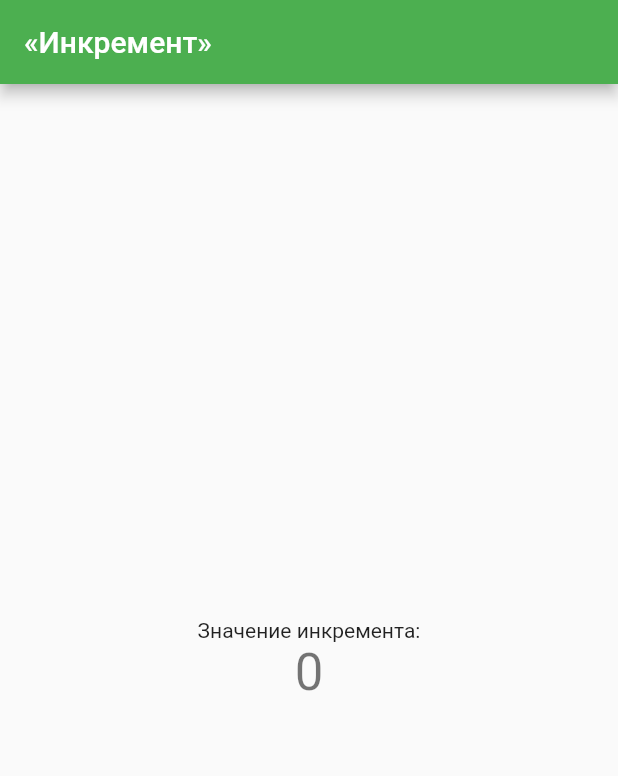
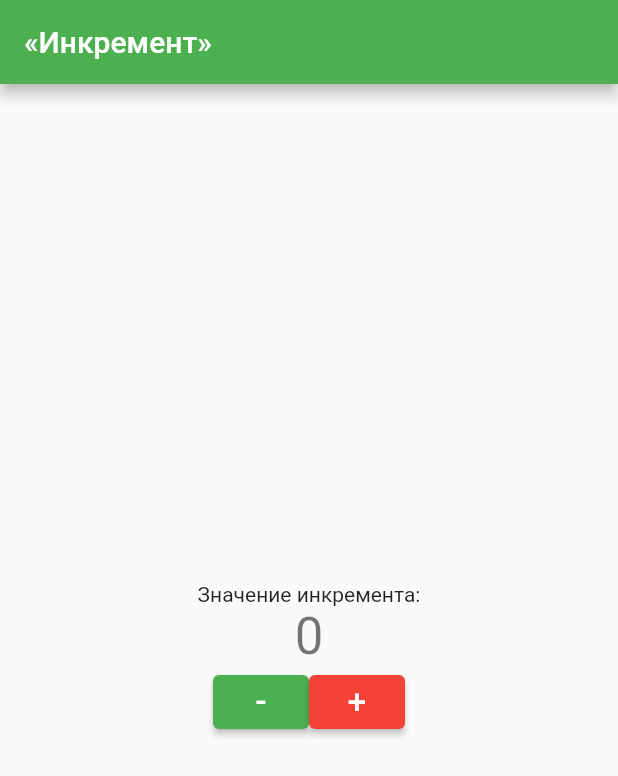
Before and after one commit to dev-Macintosh/Korepanov-DS, a Flutter app: the screen it shows after launch, on a phone screen of 412 x 824 dp. Shown: the top 776 px of the screen. Run offline on Flutter 3.47's test engine with Material 2 defaults, Android fonts, the phone set to English and light mode, and no system bars.

Commit message:
add two button + and -

```diff
--- a/LAB3/lab3_app/lib/main.dart
+++ b/LAB3/lab3_app/lib/main.dart
@@ -52,6 +52,26 @@ class _MyHomePageState extends State<MyHomePage> {
               '$_counter',
               style: Theme.of(context).textTheme.headlineMedium,
             ),
+            Row(
+              mainAxisAlignment: MainAxisAlignment.center,
+              children: [
+                ElevatedButton(
+                    onPressed: _incrementCounter,
+                    child: Text(
+                      "-",
+                      style: TextStyle(fontSize: 22),
+                    )),
+                ElevatedButton(
+                  onPressed: _incrementCounter,
+                  child: Text(
+                    "+",
+                    style: TextStyle(fontSize: 22),
+                  ),
+                  style: ButtonStyle(
+                      backgroundColor: MaterialStatePropertyAll(Colors.red)),
+                ),
+              ],
+            ),
           ],
         ),
       ),
```
